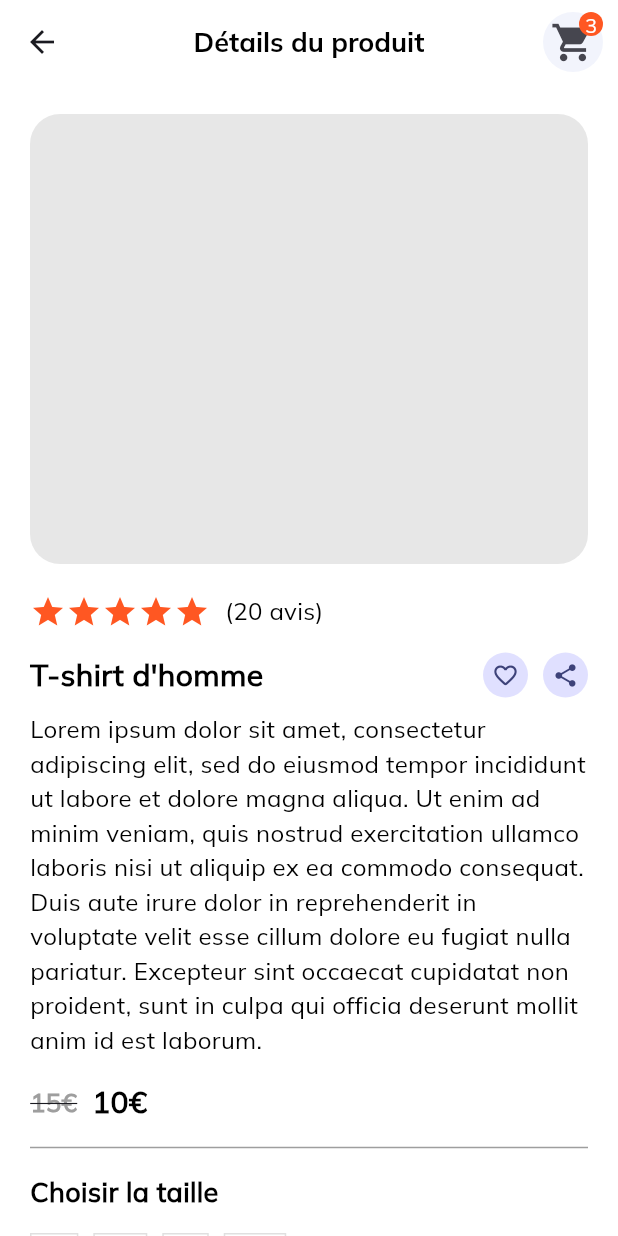
After one commit to navalnorth/ecomApp_flutter, a Flutter app: the ProductDetail screen opened directly, on a phone screen of 412 x 824 dp. The commit adds this screen. Run offline on Flutter 3.47's test engine with Material 3 defaults, Android fonts, the phone set to English and light mode, and no system bars.

Commit message:
feat:reste

```diff
--- /dev/null
+++ b/lib/app/modules/ProductDetail/view/product_detail.dart
@@ -0,0 +1,249 @@
+import 'package:ecom_app/app/components/button_components.dart';
+import 'package:ecom_app/app/components/space.dart';
+import 'package:ecom_app/app/components/text_components.dart';
+import 'package:ecom_app/app/modules/ProductsPage/controller/product_page_controller.dart';
+import 'package:ecom_app/utils/colors.dart';
+import 'package:flutter/material.dart';
+
+class ProductDetail extends StatefulWidget {
+  const ProductDetail({super.key});
+
+  @override
+  State<ProductDetail> createState() => _ProductDetailState();
+}
+
+class _ProductDetailState extends State<ProductDetail> {
+  @override
+  Widget build(BuildContext context) {
+    return Scaffold(
+      backgroundColor: Colors.white,
+      appBar: AppBar(
+        backgroundColor: Colors.white,
+        title: TextComponents(
+          txt: "Détails du produit",
+          fw: FontWeight.bold,
+          family: "Bold",
+          textSize: 18,
+        ),
+        centerTitle: true,
+        actions: [
+          Stack(
+            children: [
+              Container(
+                  height: 40,
+                  width: 40,
+                  decoration: BoxDecoration(
+                      color: homeBg, borderRadius: BorderRadius.circular(100)),
+                  child: const Icon(
+                    Icons.shopping_cart,
+                    size: 30,
+                  )),
+              Positioned(
+                  right: 0,
+                  top: 0,
+                  child: Container(
+                    height: 16,
+                    width: 16,
+                    decoration: BoxDecoration(
+                        color: Colors.deepOrange,
+                        borderRadius: BorderRadius.circular(10)),
+                    child: Center(
+                      child: TextComponents(
+                        txt: "3",
+                        color: Colors.white,
+                        textSize: 13,
+                      ),
+                    ),
+                  ))
+            ],
+          ),
+          const SizedBox(
+            width: 10,
+          )
+        ],
+      ),
+      body: SingleChildScrollView(
+        padding: EdgeInsets.all(20),
+        child: Column(
+          crossAxisAlignment: CrossAxisAlignment.start,
+          children: [
+            Container(
+              height: 300,
+              width: MediaQuery.of(context).size.width,
+              decoration: BoxDecoration(
+                color: greyColor2,
+                borderRadius: BorderRadius.circular(20),
+              ),
+            ),
+            h(20),
+            Row(
+              children: [
+                Icon(Icons.star, color: Colors.deepOrange),
+                Icon(Icons.star, color: Colors.deepOrange),
+                Icon(Icons.star, color: Colors.deepOrange),
+                Icon(Icons.star, color: Colors.deepOrange),
+                Icon(Icons.star, color: Colors.deepOrange),
+                w(10),
+                TextComponents(txt: "(20 avis)")
+              ],
+            ),
+            h(15),
+            Row(
+              mainAxisAlignment: MainAxisAlignment.spaceBetween,
+              children: [
+                TextComponents(
+                  txt: "T-shirt d'homme",
+                  fw: FontWeight.bold,
+                  textSize: 20,
+                ),
+                Row(
+                  children: [
+                    CircleAvatar(
+                      radius: 15,
+                      child: Center(
+                        child: Icon(
+                          Icons.favorite_border_rounded,
+                          size: 18,
+                        ),
+                      ),
+                    ),
+                    w(10),
+                    CircleAvatar(
+                      radius: 15,
+                      child: Center(
+                        child: Icon(
+                          Icons.share,
+                          size: 18,
+                        ),
+                      ),
+                    ),
+                  ],
+                )
+              ],
+            ),
+            h(10),
+            TextComponents(
+                txt:
+                    "Lorem ipsum dolor sit amet, consectetur adipiscing elit, sed do eiusmod tempor incididunt ut labore et dolore magna aliqua. Ut enim ad minim veniam, quis nostrud exercitation ullamco laboris nisi ut aliquip ex ea commodo consequat. Duis aute irure dolor in reprehenderit in voluptate velit esse cillum dolore eu fugiat nulla pariatur. Excepteur sint occaecat cupidatat non proident, sunt in culpa qui officia deserunt mollit anim id est laborum."),
+            h(15),
+            Row(children: [
+              Text("15€",
+                  style: const TextStyle(
+                      fontFamily: "Regular",
+                      fontSize: 17,
+                      decoration: TextDecoration.lineThrough,
+                      color: Colors.grey,
+                      fontWeight: FontWeight.bold)),
+              w(10),
+              TextComponents(
+                txt: '10€',
+                fw: FontWeight.bold,
+                textSize: 20,
+              )
+            ]),
+            h(15),
+            Divider(color: Colors.grey, height: 2),
+            h(15),
+            TextComponents(
+              txt: "Choisir la taille",
+              fw: FontWeight.bold,
+              textSize: 18,
+            ),
+            h(15),
+            Row(
+              children: [
+                Container(
+                  height: 35,
+                  padding: EdgeInsets.symmetric(horizontal: 10),
+                  decoration:
+                      BoxDecoration(border: Border.all(color: Colors.black12)),
+                  child: Center(
+                    child: TextComponents(txt: "S"),
+                  ),
+                ),
+                w(10),
+                Container(
+                  height: 35,
+                  padding: EdgeInsets.symmetric(horizontal: 10),
+                  decoration:
+                      BoxDecoration(border: Border.all(color: Colors.black12)),
+                  child: Center(
+                    child: TextComponents(txt: "M"),
+                  ),
+                ),
+                w(10),
+                Container(
+                  height: 35,
+                  padding: EdgeInsets.symmetric(horizontal: 10),
+                  decoration:
+                      BoxDecoration(border: Border.all(color: Colors.black12)),
+                  child: Center(
+                    child: TextComponents(txt: "L"),
+                  ),
+                ),
+                w(10),
+                Container(
+                  height: 35,
+                  padding: EdgeInsets.symmetric(horizontal: 10),
+                  decoration:
+                      BoxDecoration(border: Border.all(color: Colors.black12)),
+                  child: Center(
+                    child: TextComponents(txt: "XL"),
+                  ),
+                ),
+                w(10),
+              ],
+            ),
+            TextComponents(
+                txt: "Choisir la couler", fw: FontWeight.bold, textSize: 18),
+            h(15),
+            DefaultTabController(
+                length: 3,
+                child: Column(
+                  children: [
+                    const TabBar(tabs: [
+                      Tab(text: 'Description'),
+                      Tab(text: 'Avis'),
+                      Tab(text: 'Politique de retour'),
+                    ]),
+                    Container(
+                      height: 400,
+                      child: TabBarView(children: [
+                        Center(
+                          child: TextComponents(txt: "Contenu Descripton"),
+                        ),
+                        Center(
+                          child: TextComponents(txt: "Contenu Avis"),
+                        ),
+                        Center(
+                          child: TextComponents(
+                              txt: "Contenu Politique de retour"),
+                        ),
+                      ]),
+                    )
+                  ],
+                )),
+            ButtonComponent(
+                textButton: "Ajouter au panier", buttonColor: mainColor),
+            h(20),
+            TextComponents(
+              txt: "Tu pourrais aussi aimer",
+              fw: FontWeight.bold,
+              textSize: 17,
+            ),
+            h(20),
+
+            Row(
+              mainAxisAlignment: MainAxisAlignment.center,
+              children: [
+                ProductBox("T-shirt", "12 avis", "15", "10", context),
+                ProductBox("Jacket", "12 avis", "30", "25", context),
+              ],
+            )
+
+          ],
+        ),
+      ),
+    );
+  }
+}
--- a/lib/app/modules/ProductsPage/controller/product_page_controller.dart
+++ b/lib/app/modules/ProductsPage/controller/product_page_controller.dart
@@ -1,6 +1,7 @@
 import 'package:ecom_app/app/components/button_components.dart';
 import 'package:ecom_app/app/components/space.dart';
 import 'package:ecom_app/app/components/text_components.dart';
+import 'package:ecom_app/app/modules/ProductDetail/view/product_detail.dart';
 import 'package:ecom_app/app/modules/panier/view/panier.dart';
 import 'package:ecom_app/utils/colors.dart';
 import 'package:flutter/material.dart';
@@ -26,10 +27,15 @@ CategoryBox(String productPage) {
 
 
 ProductBox(String ProductName, ProductReview, ProductPriceNormal, ProductPricePromo, BuildContext context) {
-  return Card(
+  return InkWell(
+    onTap: () {
+      Navigator.push(context, MaterialPageRoute(builder: (context) => ProductDetail()));
+    },
+    child: Card(
       color: Colors.white,
       child: Container(
         height: 350,
+        color: Colors.transparent,
         child: Column(
           children: [
             Container(
@@ -81,13 +87,17 @@ ProductBox(String ProductName, ProductReview, ProductPriceNormal, ProductPricePr
                 Navigator.push(context, MaterialPageRoute(builder: (context) => Panier()));
               },
               child: Container(
-              height: 35,
-              margin: EdgeInsets.only(left: 15, right: 15),
-              child: ButtonComponent(textButton: "Ajouter au Panier", buttonColor: mainColor)
+                height: 45,
+                margin: EdgeInsets.only(left: 5, right: 5),
+                child: Padding(
+                  padding: const EdgeInsets.symmetric(horizontal: 5),
+                  child: ButtonComponent(textButton: "Ajouter au Panier", buttonColor: mainColor),
+                )
               ),
             )
           ],
         ),
       ),
+    ),
   );
 }
--- a/lib/app/modules/ProductsPage/view/product_page.dart
+++ b/lib/app/modules/ProductsPage/view/product_page.dart
@@ -181,6 +181,7 @@ class _ProductPageState extends State<ProductPage> {
               ],
             ),
             h(20),
+
             Wrap(
               spacing: 8,
               runSpacing: 8,
```
Lines whose indentation alone changed are shown as unchanged.
